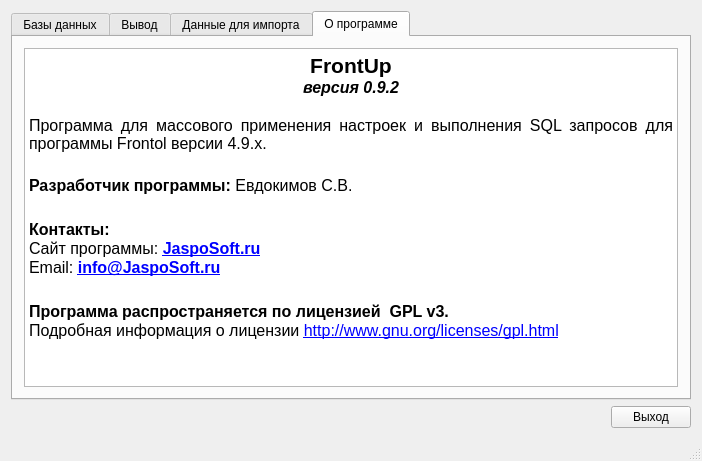
Qt form mainwindow.ui (Ch16uR/FrontUp) before a commit.
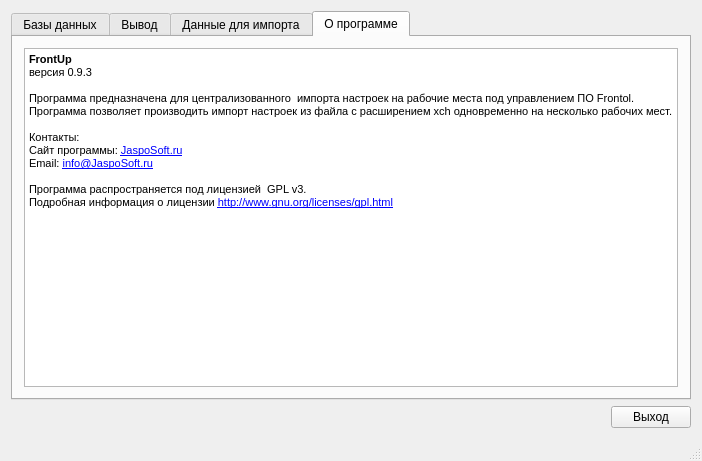
The same form after that commit. The open tabs and pages were chosen to show the change.

```diff
--- a/mainwindow.ui
+++ b/mainwindow.ui
@@ -379,30 +379,30 @@
          </attribute>
          <layout class="QGridLayout" name="gridLayout_10">
           <item row="0" column="0">
-           <widget class="QTextEdit" name="textEdit">
-            <property name="readOnly">
-             <bool>true</bool>
-            </property>
+           <widget class="QTextBrowser" name="textBrowser">
             <property name="html">
              <string>&lt;!DOCTYPE HTML PUBLIC &quot;-//W3C//DTD HTML 4.0//EN&quot; &quot;http://www.w3.org/TR/REC-html40/strict.dtd&quot;&gt;
 &lt;html&gt;&lt;head&gt;&lt;meta name=&quot;qrichtext&quot; content=&quot;1&quot; /&gt;&lt;style type=&quot;text/css&quot;&gt;
 p, li { white-space: pre-wrap; }
 &lt;/style&gt;&lt;/head&gt;&lt;body style=&quot; font-family:'MS Shell Dlg 2'; font-size:8.25pt; font-weight:400; font-style:normal;&quot;&gt;
-&lt;p align=&quot;center&quot; style=&quot; margin-top:0px; margin-bottom:0px; margin-left:0px; margin-right:0px; -qt-block-indent:0; text-indent:0px;&quot;&gt;&lt;span style=&quot; font-size:16pt; font-weight:600;&quot;&gt;FrontUp&lt;/span&gt;&lt;/p&gt;
-&lt;p align=&quot;center&quot; style=&quot; margin-top:0px; margin-bottom:0px; margin-left:0px; margin-right:0px; -qt-block-indent:0; text-indent:0px;&quot;&gt;&lt;span style=&quot; font-size:12pt; font-weight:600; font-style:italic;&quot;&gt;версия 0.9.2&lt;/span&gt;&lt;/p&gt;
-&lt;p align=&quot;center&quot; style=&quot;-qt-paragraph-type:empty; margin-top:0px; margin-bottom:0px; margin-left:0px; margin-right:0px; -qt-block-indent:0; text-indent:0px; font-size:12pt; font-weight:600; font-style:italic;&quot;&gt;&lt;br /&gt;&lt;/p&gt;
-&lt;p align=&quot;justify&quot; style=&quot; margin-top:0px; margin-bottom:0px; margin-left:0px; margin-right:0px; -qt-block-indent:0; text-indent:0px;&quot;&gt;&lt;span style=&quot; font-size:12pt;&quot;&gt;Программа для массового применения настроек и выполнения SQL запросов для программы Frontol версии 4.9.х.&lt;/span&gt;&lt;/p&gt;
-&lt;p align=&quot;justify&quot; style=&quot;-qt-paragraph-type:empty; margin-top:0px; margin-bottom:0px; margin-left:0px; margin-right:0px; -qt-block-indent:0; text-indent:0px; font-size:14pt;&quot;&gt;&lt;br /&gt;&lt;/p&gt;
-&lt;p align=&quot;justify&quot; style=&quot; margin-top:0px; margin-bottom:0px; margin-left:0px; margin-right:0px; -qt-block-indent:0; text-indent:0px;&quot;&gt;&lt;span style=&quot; font-size:12pt; font-weight:600;&quot;&gt;Разработчик программы:&lt;/span&gt;&lt;span style=&quot; font-size:12pt;&quot;&gt; Евдокимов С.В.&lt;/span&gt;&lt;/p&gt;
-&lt;p align=&quot;justify&quot; style=&quot;-qt-paragraph-type:empty; margin-top:0px; margin-bottom:0px; margin-left:0px; margin-right:0px; -qt-block-indent:0; text-indent:0px; font-size:16pt;&quot;&gt;&lt;br /&gt;&lt;/p&gt;
-&lt;p align=&quot;justify&quot; style=&quot; margin-top:0px; margin-bottom:0px; margin-left:0px; margin-right:0px; -qt-block-indent:0; text-indent:0px;&quot;&gt;&lt;span style=&quot; font-size:12pt; font-weight:600;&quot;&gt;Контакты:&lt;/span&gt;&lt;/p&gt;
-&lt;p align=&quot;justify&quot; style=&quot; margin-top:0px; margin-bottom:0px; margin-left:0px; margin-right:0px; -qt-block-indent:0; text-indent:0px;&quot;&gt;&lt;span style=&quot; font-size:12pt;&quot;&gt;Сайт программы: &lt;/span&gt;&lt;a href=&quot;http://JaspoSoft.ru&quot;&gt;&lt;span style=&quot; font-size:12pt; font-weight:600; text-decoration: underline; color:#0000ff;&quot;&gt;JaspoSoft.ru&lt;/span&gt;&lt;/a&gt;&lt;/p&gt;
-&lt;p align=&quot;justify&quot; style=&quot; margin-top:0px; margin-bottom:0px; margin-left:0px; margin-right:0px; -qt-block-indent:0; text-indent:0px;&quot;&gt;&lt;span style=&quot; font-size:12pt;&quot;&gt;Email: &lt;/span&gt;&lt;a href=&quot;mailto:info@JaspoSoft.ru&quot;&gt;&lt;span style=&quot; font-size:12pt; font-weight:600; text-decoration: underline; color:#0000ff;&quot;&gt;info@JaspoSoft.ru&lt;/span&gt;&lt;/a&gt;&lt;/p&gt;
-&lt;p align=&quot;justify&quot; style=&quot;-qt-paragraph-type:empty; margin-top:0px; margin-bottom:0px; margin-left:0px; margin-right:0px; -qt-block-indent:0; text-indent:0px; font-size:16pt;&quot;&gt;&lt;br /&gt;&lt;/p&gt;
-&lt;p align=&quot;justify&quot; style=&quot; margin-top:0px; margin-bottom:0px; margin-left:0px; margin-right:0px; -qt-block-indent:0; text-indent:0px;&quot;&gt;&lt;span style=&quot; font-size:12pt; font-weight:600;&quot;&gt;Программа распространяется по лицензией  GPL v3.&lt;/span&gt;&lt;/p&gt;
-&lt;p align=&quot;justify&quot; style=&quot; margin-top:0px; margin-bottom:0px; margin-left:0px; margin-right:0px; -qt-block-indent:0; text-indent:0px;&quot;&gt;&lt;span style=&quot; font-size:12pt;&quot;&gt;Подробная информация о лицензии &lt;/span&gt;&lt;a href=&quot;http://www.gnu.org/licenses/gpl.html&quot;&gt;&lt;span style=&quot; font-size:12pt; text-decoration: underline; color:#0000ff;&quot;&gt;http://www.gnu.org/licenses/gpl.html&lt;/span&gt;&lt;/a&gt;&lt;/p&gt;
-&lt;p align=&quot;justify&quot; style=&quot;-qt-paragraph-type:empty; margin-top:0px; margin-bottom:0px; margin-left:0px; margin-right:0px; -qt-block-indent:0; text-indent:0px;&quot;&gt;&lt;br /&gt;&lt;/p&gt;
-&lt;p align=&quot;justify&quot; style=&quot;-qt-paragraph-type:empty; margin-top:0px; margin-bottom:0px; margin-left:0px; margin-right:0px; -qt-block-indent:0; text-indent:0px; font-size:16pt;&quot;&gt;&lt;br /&gt;&lt;/p&gt;&lt;/body&gt;&lt;/html&gt;</string>
+&lt;p style=&quot; margin-top:0px; margin-bottom:0px; margin-left:0px; margin-right:0px; -qt-block-indent:0; text-indent:0px;&quot;&gt;&lt;span style=&quot; font-size:8pt; font-weight:600;&quot;&gt;FrontUp&lt;/span&gt;&lt;/p&gt;
+&lt;p style=&quot; margin-top:0px; margin-bottom:0px; margin-left:0px; margin-right:0px; -qt-block-indent:0; text-indent:0px;&quot;&gt;&lt;span style=&quot; font-size:8pt;&quot;&gt;версия 0.9.3&lt;/span&gt;&lt;/p&gt;
+&lt;p style=&quot;-qt-paragraph-type:empty; margin-top:0px; margin-bottom:0px; margin-left:0px; margin-right:0px; -qt-block-indent:0; text-indent:0px; font-size:8pt;&quot;&gt;&lt;br /&gt;&lt;/p&gt;
+&lt;p style=&quot; margin-top:0px; margin-bottom:0px; margin-left:0px; margin-right:0px; -qt-block-indent:0; text-indent:0px;&quot;&gt;&lt;span style=&quot; font-size:8pt;&quot;&gt;Программа предназначена для централизованного  импорта настроек на рабочие места под управлением ПО Frontol. Программа позволяет производить импорт настроек из файла с расширением xch одновременно на несколько рабочих мест.&lt;/span&gt;&lt;/p&gt;
+&lt;p style=&quot;-qt-paragraph-type:empty; margin-top:0px; margin-bottom:0px; margin-left:0px; margin-right:0px; -qt-block-indent:0; text-indent:0px; font-size:8pt;&quot;&gt;&lt;br /&gt;&lt;/p&gt;
+&lt;p style=&quot; margin-top:0px; margin-bottom:0px; margin-left:0px; margin-right:0px; -qt-block-indent:0; text-indent:0px;&quot;&gt;&lt;span style=&quot; font-size:8pt;&quot;&gt;Контакты:&lt;/span&gt;&lt;/p&gt;
+&lt;p style=&quot; margin-top:0px; margin-bottom:0px; margin-left:0px; margin-right:0px; -qt-block-indent:0; text-indent:0px;&quot;&gt;&lt;span style=&quot; font-size:8pt;&quot;&gt;Сайт программы: &lt;/span&gt;&lt;a href=&quot;http://jasposoft.ru&quot;&gt;&lt;span style=&quot; font-size:8pt; text-decoration: underline; color:#0000ff;&quot;&gt;JaspoSoft.ru&lt;/span&gt;&lt;/a&gt;&lt;/p&gt;
+&lt;p style=&quot; margin-top:0px; margin-bottom:0px; margin-left:0px; margin-right:0px; -qt-block-indent:0; text-indent:0px;&quot;&gt;&lt;span style=&quot; font-size:8pt;&quot;&gt;Email: &lt;/span&gt;&lt;a href=&quot;mailto:info@JaspoSoft.ru&quot;&gt;&lt;span style=&quot; font-size:8pt; text-decoration: underline; color:#0000ff;&quot;&gt;info@JaspoSoft.ru&lt;/span&gt;&lt;/a&gt;&lt;/p&gt;
+&lt;p style=&quot;-qt-paragraph-type:empty; margin-top:0px; margin-bottom:0px; margin-left:0px; margin-right:0px; -qt-block-indent:0; text-indent:0px; font-size:8pt;&quot;&gt;&lt;br /&gt;&lt;/p&gt;
+&lt;p style=&quot; margin-top:0px; margin-bottom:0px; margin-left:0px; margin-right:0px; -qt-block-indent:0; text-indent:0px;&quot;&gt;&lt;span style=&quot; font-size:8pt;&quot;&gt;Программа распространяется под лицензией  GPL v3.&lt;/span&gt;&lt;/p&gt;
+&lt;p style=&quot; margin-top:0px; margin-bottom:0px; margin-left:0px; margin-right:0px; -qt-block-indent:0; text-indent:0px;&quot;&gt;&lt;span style=&quot; font-size:8pt;&quot;&gt;Подробная информация о лицензии &lt;/span&gt;&lt;a href=&quot;http://www.gnu.org/licenses/gpl.html&quot;&gt;&lt;span style=&quot; font-size:8pt; text-decoration: underline; color:#0000ff;&quot;&gt;http://www.gnu.org/licenses/gpl.html&lt;/span&gt;&lt;/a&gt;&lt;/p&gt;
+&lt;p style=&quot;-qt-paragraph-type:empty; margin-top:0px; margin-bottom:0px; margin-left:0px; margin-right:0px; -qt-block-indent:0; text-indent:0px; font-size:8pt;&quot;&gt;&lt;br /&gt;&lt;/p&gt;&lt;/body&gt;&lt;/html&gt;</string>
+            </property>
+            <property name="openExternalLinks">
+             <bool>true</bool>
+            </property>
+            <property name="openLinks">
+             <bool>true</bool>
             </property>
            </widget>
           </item>
```
Left out of the diff: 6 changed lines with no effect on the pictures.
